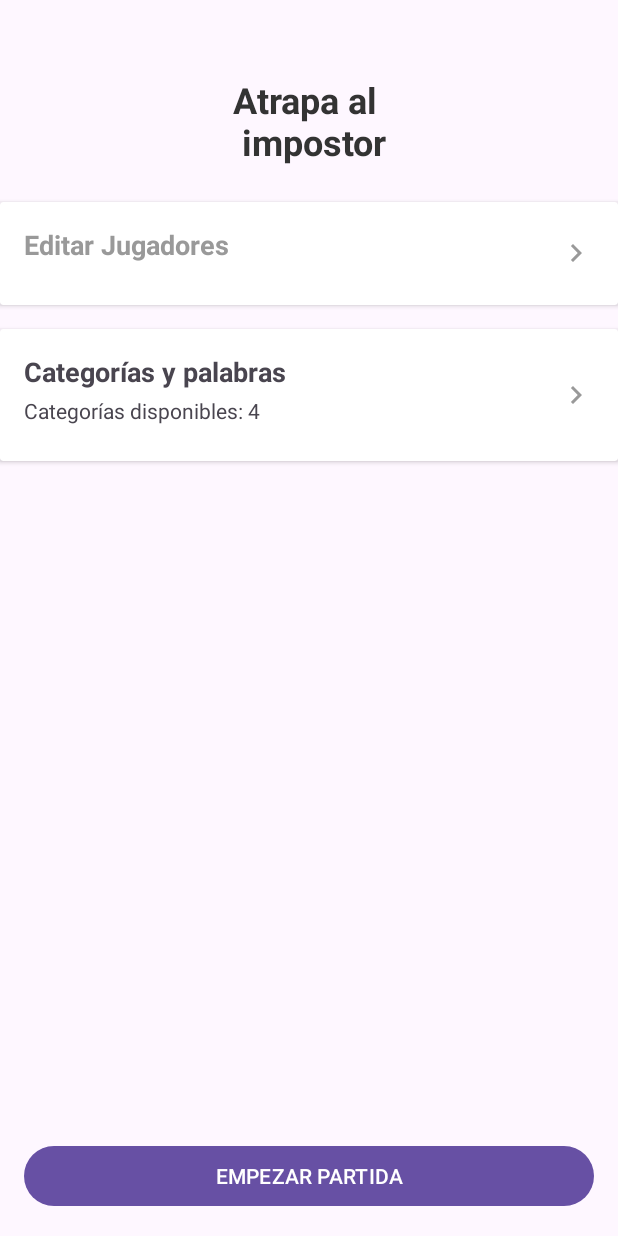
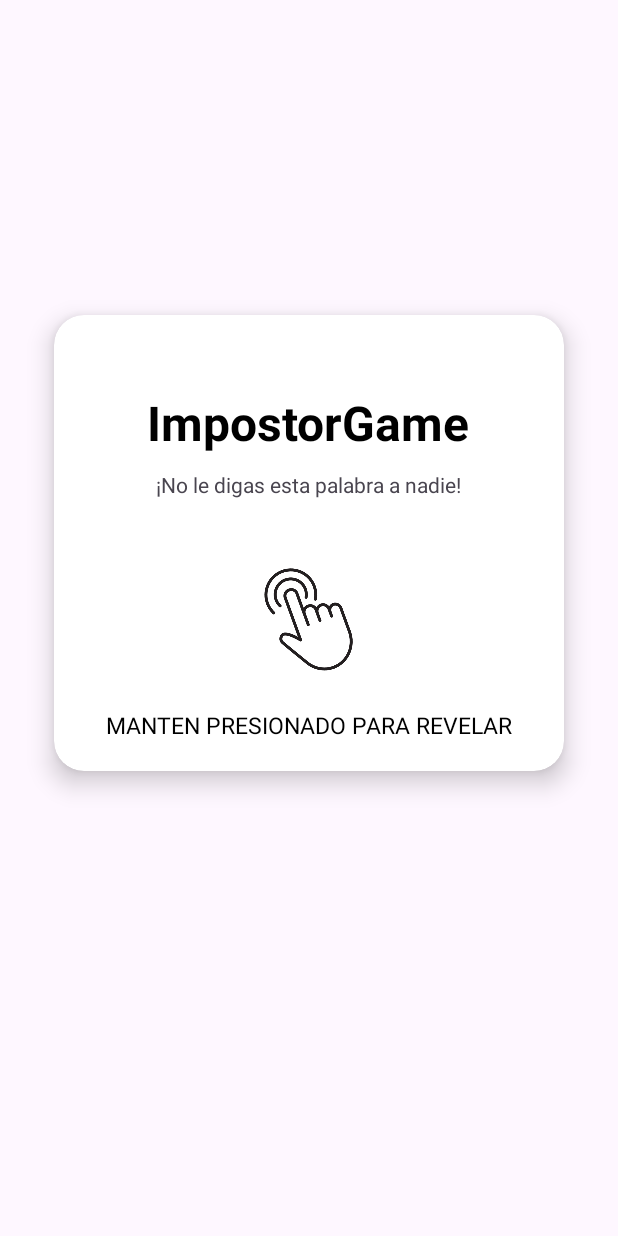
Before and after one commit to modinoricardo/ImpostorGame, an Android app: the screen it shows after launch (MainActivity before the commit, ImpostorRevealActivity after it), after a tap on "EMPEZAR PARTIDA", on a phone screen of 412 x 824 dp. Run offline under Robolectric (Android 15) with nearby library versions, the light colour scheme and no system bars; our stand-ins replace FlexboxLayout; 4 statements that could not run were skipped.

Commit message:
Empezamos el juego

```diff
--- a/app/src/main/AndroidManifest.xml
+++ b/app/src/main/AndroidManifest.xml
@@ -12,6 +12,9 @@
         android:supportsRtl="true"
         android:theme="@style/Theme.ImpostorGame">
         <activity
+            android:name=".ImpostorRevealActivity"
+            android:exported="false" />
+        <activity
             android:name=".MainActivity"
             android:exported="true">
             <intent-filter>
--- /dev/null
+++ b/app/src/main/java/com/example/impostorgame/ImpostorRevealActivity.kt
@@ -0,0 +1,19 @@
+package com.example.impostorgame
+
+import android.os.Bundle
+import android.view.View
+import androidx.activity.enableEdgeToEdge
+import androidx.appcompat.app.AppCompatActivity
+import androidx.core.view.ViewCompat
+import androidx.core.view.WindowInsetsCompat
+
+class ImpostorRevealActivity : AppCompatActivity() {
+    override fun onCreate(savedInstanceState: Bundle?) {
+        super.onCreate(savedInstanceState)
+        enableEdgeToEdge()
+        setContentView(R.layout.activity_impostor_reveal)
+
+    }
+
+    fun expand(view: View) {}
+}
--- a/app/src/main/java/com/example/impostorgame/MainActivity.kt
+++ b/app/src/main/java/com/example/impostorgame/MainActivity.kt
@@ -170,8 +170,6 @@ class MainActivity : AppCompatActivity(), SelectCategoriesBottomSheet.Listener {
             false
         }
 
-
-
         // ====== CARDVIEW CATEGORÍAS ======
 
         // CLICK en el CardView de categorías → abrir bottom sheet de selección
@@ -229,7 +227,9 @@ class MainActivity : AppCompatActivity(), SelectCategoriesBottomSheet.Listener {
 
         // Botón fijo abajo (de momento placeholder)
         btnStartGame.setOnClickListener {
-            // Aquí pondrás la lógica de empezar la partida
+            val intent = Intent(this, ImpostorRevealActivity::class.java)
+            // Lanzar la nueva Activity
+            startActivity(intent)
         }
     }
 
--- a/app/src/main/java/com/example/impostorgame/viewmodel/CategoryViewModel.kt
+++ b/app/src/main/java/com/example/impostorgame/viewmodel/CategoryViewModel.kt
@@ -25,8 +25,13 @@ class CategoryViewModel : ViewModel() {
                 title = "Objetos cotidianos",
                 iconEmoji = "🏠",
                 items = listOf(
-                    WordItem("taza", "sirve para beber"),
-                    WordItem("móvil", "lo llevas siempre encima")
+                    WordItem("taza", "beber"),
+                    WordItem("móvil", "bolsillo"),
+                    WordItem("llaves", "puerta"),
+                    WordItem("mochila", "espalda"),
+                    WordItem("sofá", "salón"),
+                    WordItem("lámpara", "luz"),
+                    WordItem("reloj", "hora")
                 )
             ),
             Category(
@@ -34,17 +39,30 @@ class CategoryViewModel : ViewModel() {
                 title = "Personajes famosos",
                 iconEmoji = "👤",
                 items = listOf(
-                    WordItem("Shakira", "cantante colombiana"),
-                    WordItem("Messi", "futbolista argentino")
+                    WordItem("Shakira", "colombiana"),
+                    WordItem("Messi", "argentino")
                 )
 
 
             ), Category(
                 id = 4L,
                 title = "Superheroes",
-                iconEmoji = "a",
+                iconEmoji = "\uD83E\uDDB8\u200D♂\uFE0F",
                 items = listOf(
                     WordItem("Superman", "Esperanza")
+                )
+            ),
+            Category(
+                id = 5L,
+                title = "Comida",
+                iconEmoji = "🍕",
+                items = listOf(
+                    WordItem("lasaña", "horno"),
+                    WordItem("croqueta", "crujiente"),
+                    WordItem("gazpacho", "fría"),
+                    WordItem("manzana", "fruta"),
+                    WordItem("espaguetis", "italiano")
+
                 )
             )
         )
--- /dev/null
+++ b/app/src/main/res/layout/activity_impostor_reveal.xml
@@ -0,0 +1,89 @@
+<LinearLayout xmlns:android="http://schemas.android.com/apk/res/android"
+    xmlns:app="http://schemas.android.com/apk/res-auto"
+    android:layout_width="match_parent"
+    android:layout_height="match_parent"
+    android:gravity="center"
+    android:orientation="vertical"
+    android:paddingLeft="16dp"
+    android:paddingRight="16dp">
+
+    <androidx.cardview.widget.CardView
+        android:layout_width="match_parent"
+        android:layout_height="wrap_content"
+        android:layout_margin="20dp"
+        android:onClick="expand"
+        app:cardCornerRadius="20dp"
+        app:cardElevation="10dp"
+        app:contentPadding="20dp">
+
+        <LinearLayout
+            android:layout_width="match_parent"
+            android:layout_height="wrap_content"
+            android:orientation="vertical">
+
+            <TextView
+                android:id="@+id/turnPlayerName"
+                android:layout_width="wrap_content"
+                android:layout_height="wrap_content"
+                android:layout_gravity="center_horizontal"
+                android:layout_marginTop="30dp"
+                android:layout_marginBottom="10dp"
+                android:text="@string/app_name"
+                android:textSize="32sp"
+                android:textStyle="bold"
+                android:textColor="@color/black"/>
+
+            <TextView
+                android:layout_width="wrap_content"
+                android:layout_height="wrap_content"
+                android:layout_gravity="center_horizontal"
+                android:text="¡No le digas esta palabra a nadie!" />
+
+            <ImageView
+                android:layout_marginTop="40dp"
+                android:layout_width="80dp"
+                android:layout_height="80dp"
+                android:layout_gravity="center_horizontal"
+                android:rotation="-20"
+                android:src="@drawable/ic_touch_app" />
+
+            <TextView
+                android:layout_marginTop="20dp"
+                android:layout_width="wrap_content"
+                android:layout_height="wrap_content"
+                android:textColor="@color/black"
+                android:text="MANTEN PRESIONADO PARA REVELAR"
+                android:layout_gravity="center_horizontal"
+                android:textSize="15dp"/>
+
+            <!--Texto oculto que muestra el -->
+            <TextView
+                android:id="@+id/detailsPlayer"
+                android:layout_width="wrap_content"
+                android:layout_height="wrap_content"
+                android:layout_gravity="center_horizontal"
+                android:text="¿Impostor o no?"
+                android:textSize="18sp"
+                android:visibility="gone" />
+        </LinearLayout>
+    </androidx.cardview.widget.CardView>
+
+    <androidx.cardview.widget.CardView
+        android:layout_width="match_parent"
+        android:layout_height="wrap_content"
+        android:layout_margin="20dp"
+        android:visibility="invisible"
+        app:cardBackgroundColor="#2E2E2E"
+        app:cardCornerRadius="20dp"
+        app:cardElevation="10dp"
+        app:contentPadding="20dp">
+
+        <TextView
+            android:layout_width="wrap_content"
+            android:layout_height="wrap_content"
+            android:text="⏭ SIGUIENTE JUGADOR"
+            android:textColor="@color/white"
+            android:textStyle="bold" />
+    </androidx.cardview.widget.CardView>
+
+</LinearLayout>
```
Also changed, not shown: app/src/main/res/drawable/ic_touch_app.png (added).
